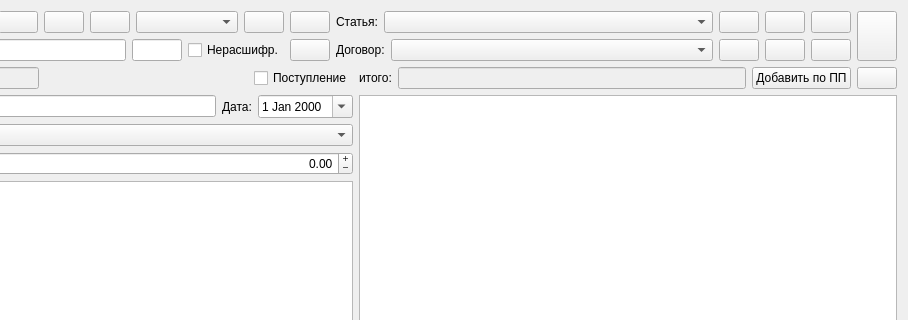
Above: formbank.ui from GorINIch73/Audit before the change; both pictures show x 197 to 1105 and y 0 to 320 of the 1105 by 593 pixel window. Below: the same form after it.
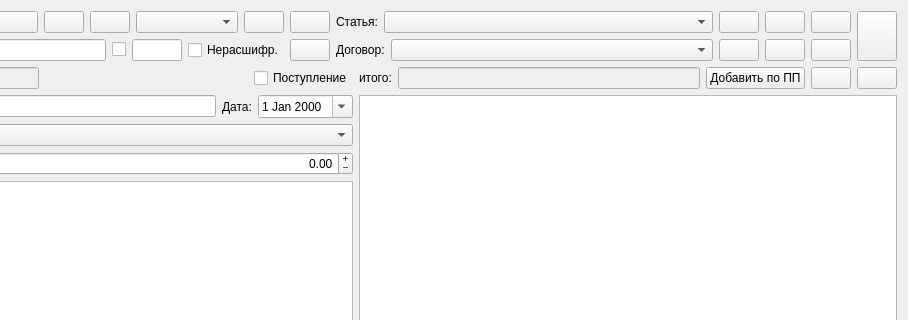
That is the form after the change. Icons and pictures are not drawn.

The edit to the form file:
```diff
--- a/formbank.ui
+++ b/formbank.ui
@@ -195,6 +195,16 @@
            </property>
           </widget>
          </item>
+         <item>
+          <widget class="QCheckBox" name="checkBox_use_counterparties">
+           <property name="toolTip">
+            <string>Использовать контрагента в общем фильтре</string>
+           </property>
+           <property name="text">
+            <string/>
+           </property>
+          </widget>
+         </item>
          <item>
           <widget class="QLineEdit" name="lineEdit_flt_art">
            <property name="sizePolicy">
@@ -739,6 +749,26 @@
            </property>
           </widget>
          </item>
+         <item>
+          <widget class="QPushButton" name="pushButton_clearCnt">
+           <property name="toolTip">
+            <string>Очистить контракт</string>
+           </property>
+           <property name="text">
+            <string/>
+           </property>
+           <property name="icon">
+            <iconset resource="pix.qrc">
+             <normaloff>:/pix/del.png</normaloff>:/pix/del.png</iconset>
+           </property>
+           <property name="iconSize">
+            <size>
+             <width>8</width>
+             <height>8</height>
+            </size>
+           </property>
+          </widget>
+         </item>
          <item>
           <widget class="QPushButton" name="pushButton_del_dec">
            <property name="text">
```
Left out of the diff: 4 changed lines with no effect on the pictures.
